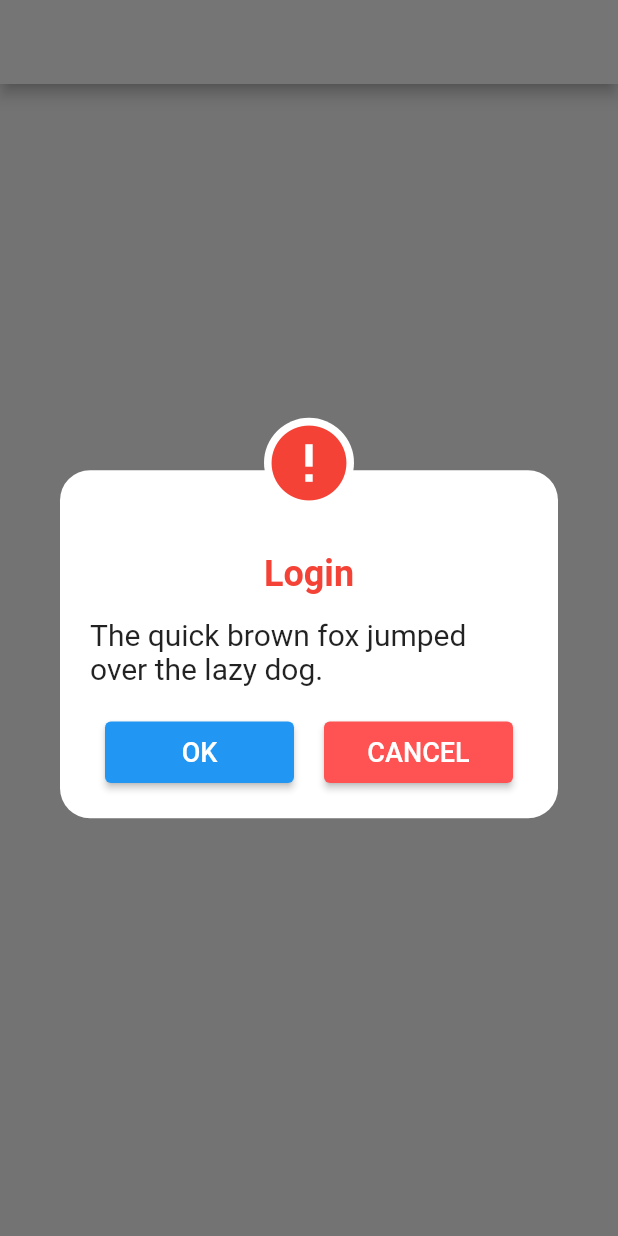
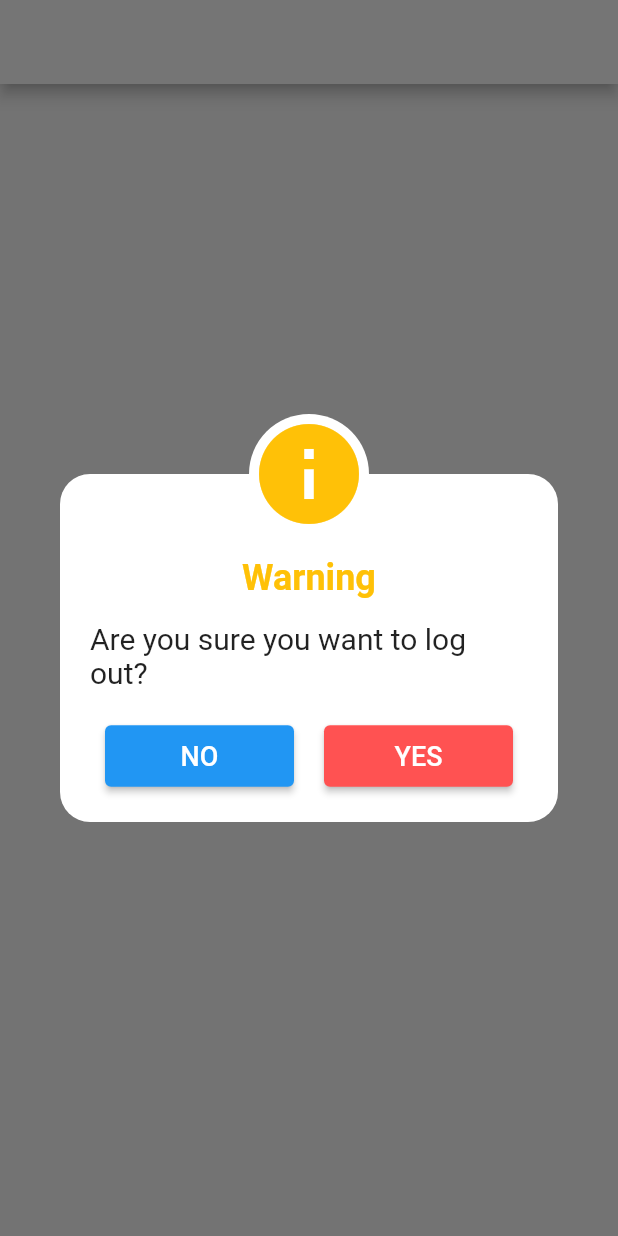
Before and after one commit to Prince-Kd/custom_alert_dialogs, a Flutter app: the screen it shows after launch, after a tap on "Open Dialog", on a phone screen of 412 x 824 dp. Run offline on Flutter 3.47's test engine with Material 2 defaults, Android fonts, the phone set to English and light mode, and no system bars.

Commit message:
changes to borderRadius and margin in dialog.dart

```diff
--- a/lib/dialog.dart
+++ b/lib/dialog.dart
@@ -39,7 +39,7 @@ class CustomDialog extends StatelessWidget {
           Container(
             padding:
                 const EdgeInsets.only(left: 20, top: 55, right: 20, bottom: 20),
-            margin: const EdgeInsets.only(top: 35),
+            margin: const EdgeInsets.only(top: 40),
             decoration: BoxDecoration(
                 color: Colors.white, borderRadius: BorderRadius.circular(20)),
             child: Column(
@@ -75,7 +75,7 @@ class CustomDialog extends StatelessWidget {
                 child: Container(
                     decoration: BoxDecoration(
                         color: Colors.white,
-                        borderRadius: BorderRadius.circular(30)),
+                        borderRadius: BorderRadius.circular(40)),
                     child: details.icon()
                 ),
               )),
--- a/lib/dialog_details.dart
+++ b/lib/dialog_details.dart
@@ -35,13 +35,13 @@ class DialogDetails {
   Widget icon() {
     switch (type) {
       case 'success':
-        return const Icon(Icons.check_circle, color: Colors.green, size: 60);
+        return const Icon(Icons.check_circle, color: Colors.green, size: 80);
       case 'error':
-        return const Icon(Icons.error, color: Colors.red, size: 60);
+        return const Icon(Icons.error, color: Colors.red, size: 80);
       case 'info':
-        return const Icon(Icons.info, color: Colors.amber, size: 60);
+        return const Icon(Icons.info, color: Colors.amber, size: 80);
       default:
-        return const Icon(Icons.info, color: Colors.amber, size: 60);
+        return const Icon(Icons.info, color: Colors.amber, size: 80);
     }
   }
 
--- a/lib/home.dart
+++ b/lib/home.dart
@@ -26,11 +26,11 @@ class Home extends StatelessWidget {
                 context: context,
                 builder: (context) {
                   return CustomDialog(
-                    title: 'Login',
-                    content: 'The quick brown fox jumped over the lazy dog.',
-                    type: 'error',
-                    action1: AlertAction(function: okay, text: 'OK'),
-                    action2: AlertAction(function: cancel, text: 'CANCEL'),
+                    title: 'Warning',
+                    content: 'Are you sure you want to log out?',
+                    type: 'info',
+                    action1: AlertAction(function: okay, text: 'NO'),
+                    action2: AlertAction(function: cancel, text: 'YES'),
                   );
                 });
           },
```
